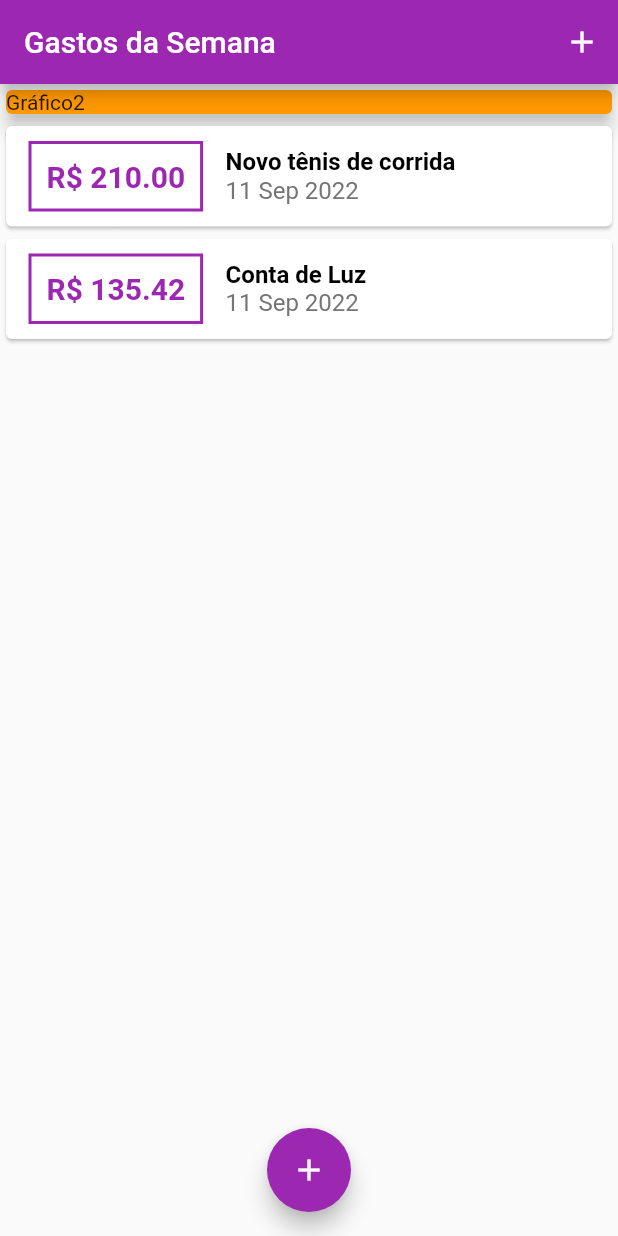
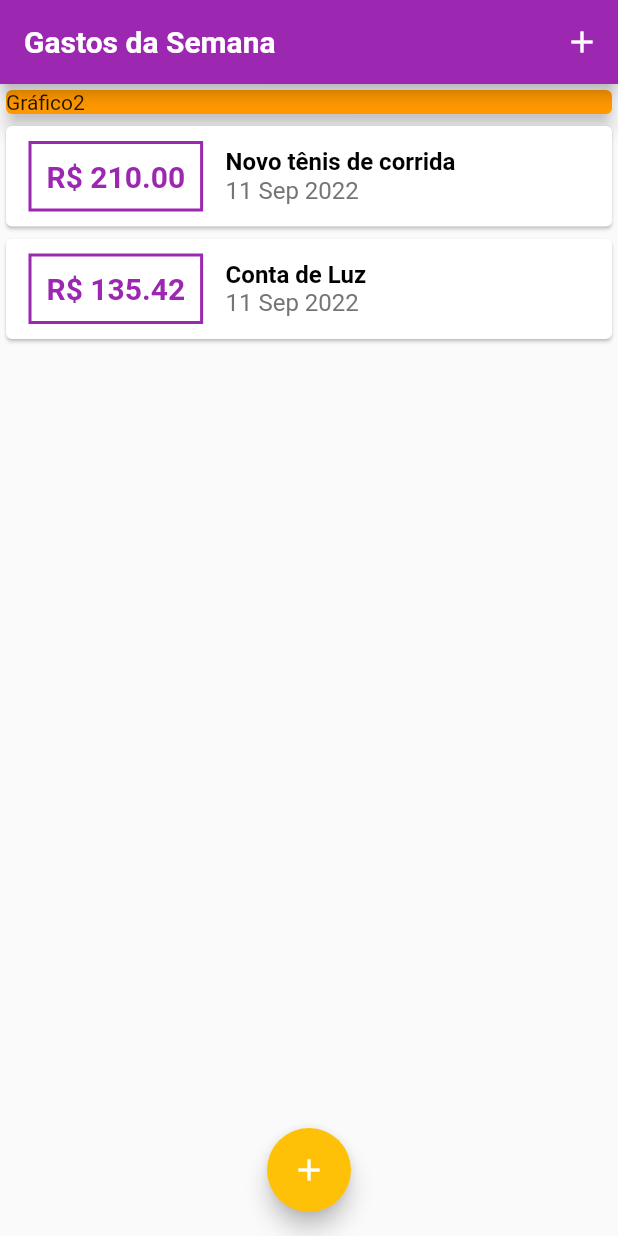
Before and after one commit to kobe-VictorLeal/EstudoFlutter, a Flutter app: the screen it shows after launch, on a phone screen of 412 x 824 dp. Run offline on Flutter 3.47's test engine with Material 2 defaults, Android fonts, the phone set to English and light mode, and no system bars; Roboto replaces fonts that are missing (OpenSans).

Commit message:
Theme adjustment

```diff
--- a/expenses/lib/components/transaction_list.dart
+++ b/expenses/lib/components/transaction_list.dart
@@ -26,7 +26,7 @@ class TransactionList extends StatelessWidget {
                   ),
                   decoration: BoxDecoration(
                     border: Border.all(
-                      color: Theme.of(context).primaryColor,
+                      color: Theme.of(context).colorScheme.primary,
                       width: 2,
                     ),
                   ),
@@ -36,7 +36,7 @@ class TransactionList extends StatelessWidget {
                     style: TextStyle(
                       fontWeight: FontWeight.bold,
                       fontSize: 20,
-                      color: Colors.purple,
+                      color: Theme.of(context).colorScheme.primary,
                     ),
                   ),
                 ),
--- a/expenses/lib/main.dart
+++ b/expenses/lib/main.dart
@@ -9,11 +9,30 @@ void main() => runApp(ExpensesApp());
 class ExpensesApp extends StatelessWidget {
   @override
   Widget build(BuildContext context) {
-    print("111");
+    final ThemeData theme = ThemeData();
+
     return MaterialApp(
       home: MyHomePage(),
-      theme: ThemeData(
-        primarySwatch: Colors.purple,
+      theme: theme.copyWith(
+        colorScheme: theme.colorScheme.copyWith(
+          primary: Colors.purple,
+          secondary: Colors.amber,
+        ),
+        textTheme: theme.textTheme.copyWith(
+          headline6: TextStyle(
+            fontFamily: 'OpenSans',
+            fontSize: 18,
+            fontWeight: FontWeight.bold,
+            color: Colors.black,
+          ),
+        ),
+        appBarTheme: theme.appBarTheme.copyWith(
+          titleTextStyle: TextStyle(
+            fontFamily: 'OpenSans',
+            fontSize: 20,
+            fontWeight: FontWeight.bold,
+          ),
+        ),
       ),
     );
   }
```
